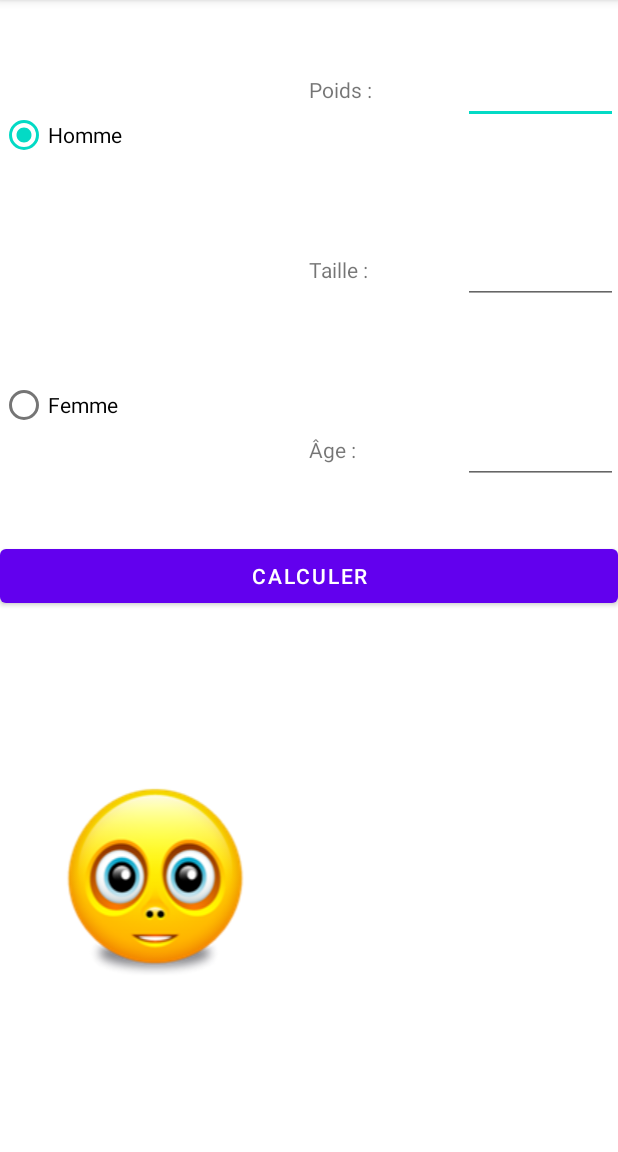
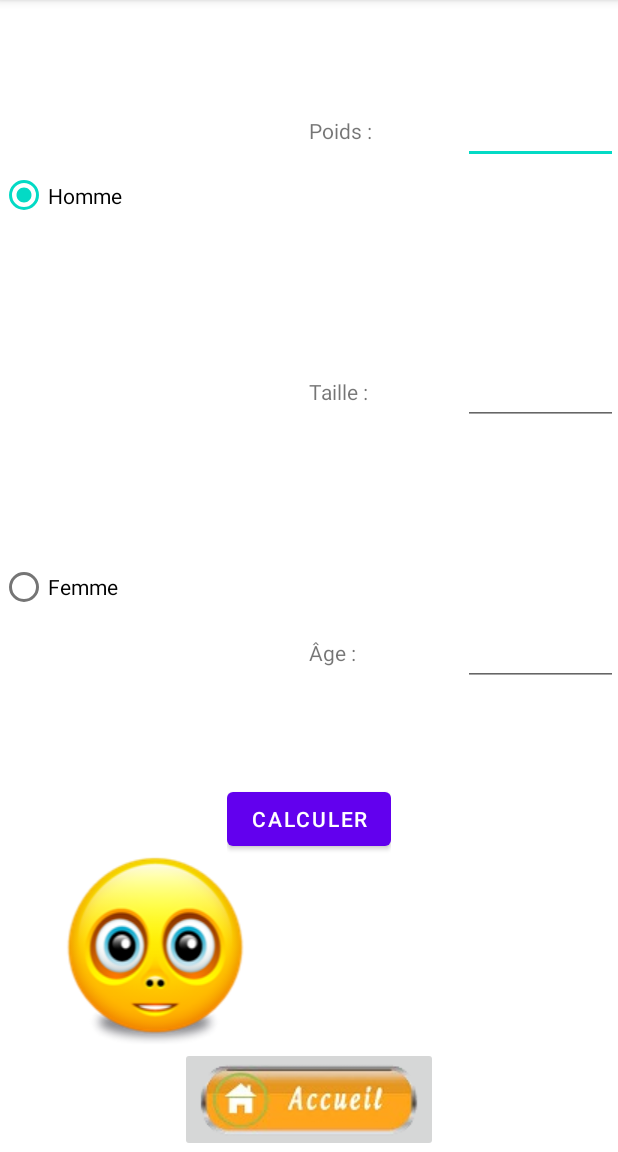
Before and after one commit to Namoureuse/Coach, an Android app: the CalculActivity screen opened directly, with no data from a screen before it, on a phone screen of 412 x 824 dp, the part 84-1236 px from its top. Run offline under Robolectric (Android 15) with nearby library versions, the phone set to English and light mode, and no system bars.

Commit message:
Amélioration graphique.

```diff
--- a/app/src/main/res/layout/activity_calcul.xml
+++ b/app/src/main/res/layout/activity_calcul.xml
@@ -9,6 +9,7 @@
     <LinearLayout
         android:layout_width="match_parent"
         android:layout_height="match_parent"
+        android:gravity="center_horizontal|center_vertical"
         android:orientation="vertical">
 
         <LinearLayout
@@ -129,7 +130,7 @@
         </LinearLayout>
 
         <LinearLayout
-            android:layout_width="match_parent"
+            android:layout_width="wrap_content"
             android:layout_height="wrap_content"
             android:layout_weight="0"
             android:gravity="center_horizontal|center_vertical"
@@ -145,8 +146,8 @@
 
         <LinearLayout
             android:layout_width="match_parent"
-            android:layout_height="match_parent"
-            android:layout_weight="1"
+            android:layout_height="wrap_content"
+            android:layout_weight="0"
             android:gravity="center_horizontal|center_vertical"
             android:orientation="horizontal">
 
@@ -163,6 +164,21 @@
                 android:layout_height="wrap_content"
                 android:layout_weight="1" />
         </LinearLayout>
+
+        <LinearLayout
+            android:layout_width="wrap_content"
+            android:layout_height="wrap_content"
+            android:layout_weight="0"
+            android:gravity="center_horizontal|center_vertical"
+            android:orientation="horizontal">
+
+            <ImageButton
+                android:id="@+id/btnRetourDeCalcul"
+                android:layout_width="wrap_content"
+                android:layout_height="wrap_content"
+                android:layout_weight="0"
+                app:srcCompat="@drawable/accueil" />
+        </LinearLayout>
     </LinearLayout>
 
 </androidx.constraintlayout.widget.ConstraintLayout>
```
